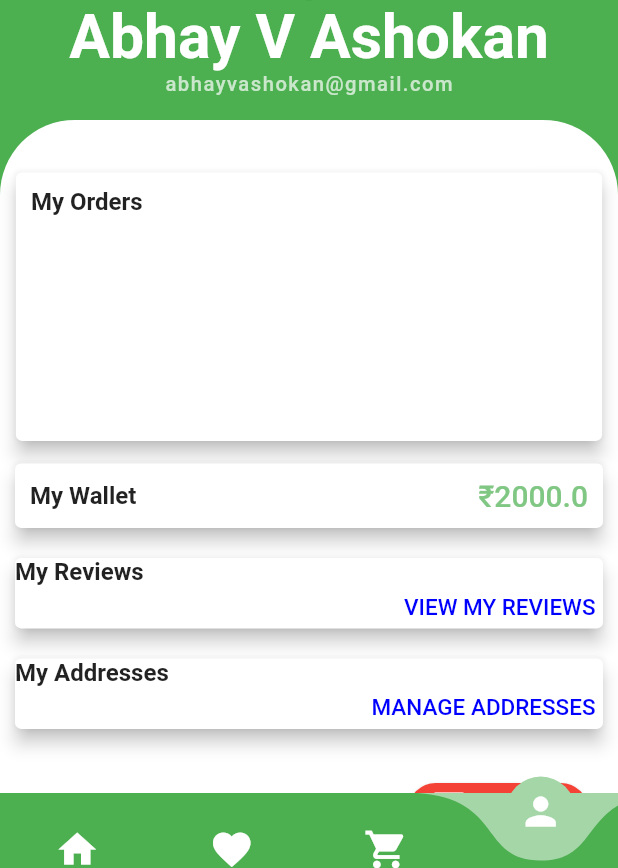
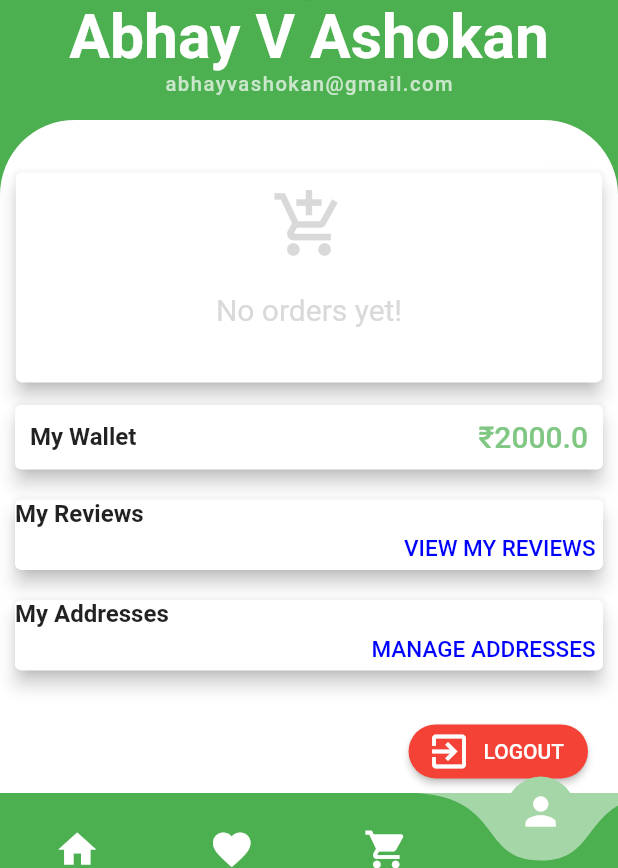
Before and after one commit to AbhayVAshokan/BackFlip, a Flutter app: the Profile screen opened by its route, on a phone screen of 412 x 824 dp, the part 368-1236 px from its top. Run offline on Flutter 3.47's test engine with Material 2 defaults, Android fonts, the phone set to English and light mode, and no system bars; drawn by our look-alikes of curved_navigation_bar; our stand-ins replace google_fonts, toast; Roboto replaces fonts that are missing (Quintessential).

Commit message:
added orders to profile screen

```diff
--- a/lib/screens/profile.dart
+++ b/lib/screens/profile.dart
@@ -4,6 +4,7 @@ import '../models/mobile.dart';
 import '../widgets/my_appbar.dart';
 import '../widgets/my_bottom_navbar.dart';
 import '../widgets/profile/personal_info.dart';
+import '../widgets/profile/orders.dart';
 
 class Profile extends StatelessWidget {
   @override
@@ -43,36 +44,32 @@ class Profile extends StatelessWidget {
                           elevation: 5.0,
                           child: Padding(
                             padding: EdgeInsets.all(10.0),
-                            child: Column(
-                              crossAxisAlignment: CrossAxisAlignment.start,
-                              children: <Widget>[
-                                Text(
-                                  'My Orders',
-                                  style: Theme.of(context)
-                                      .textTheme
-                                      .subtitle1
-                                      .copyWith(
-                                        fontWeight: FontWeight.w600,
+                            child: orders.length == 0
+                                ? GestureDetector(
+                                  onTap: () => Navigator.pushNamed(context, '/searchresults'),
+                                                                  child: Container(
+                                      height: 120.0,
+                                      width:
+                                          MediaQuery.of(context).size.width * 0.9,
+                                      child: Center(
+                                        child: Column(
+                                          children: <Widget>[
+                                            Icon(Icons.add_shopping_cart,
+                                                color: Color(0xFFD9D9D9),
+                                                size: 50.0),
+                                            SizedBox(height: 20.0),
+                                            Text(
+                                              'No orders yet!',
+                                              style: TextStyle(
+                                                  color: Color(0xFFD9D9D9),
+                                                  fontSize: 20.0),
+                                            ),
+                                          ],
+                                        ),
                                       ),
-                                ),
-                                SizedBox(
-                                  height: 20.0,
-                                ),
-                                Container(
-                                  height: 120.0,
-                                  width:
-                                      MediaQuery.of(context).size.width * 0.9,
-                                  child: ListView.builder(
-                                      itemCount: orders.length,
-                                      scrollDirection: Axis.horizontal,
-                                      itemBuilder: (context, index) {
-                                        return Image.asset(
-                                          orders[index].imageUrl,
-                                        );
-                                      }),
-                                ),
-                              ],
-                            ),
+                                    ),
+                                )
+                                : Orders(),
                           ),
                         ),
                         Card(
```
Also changed, not shown: lib/widgets/profile/orders.dart (added, +35 -0 lines).
